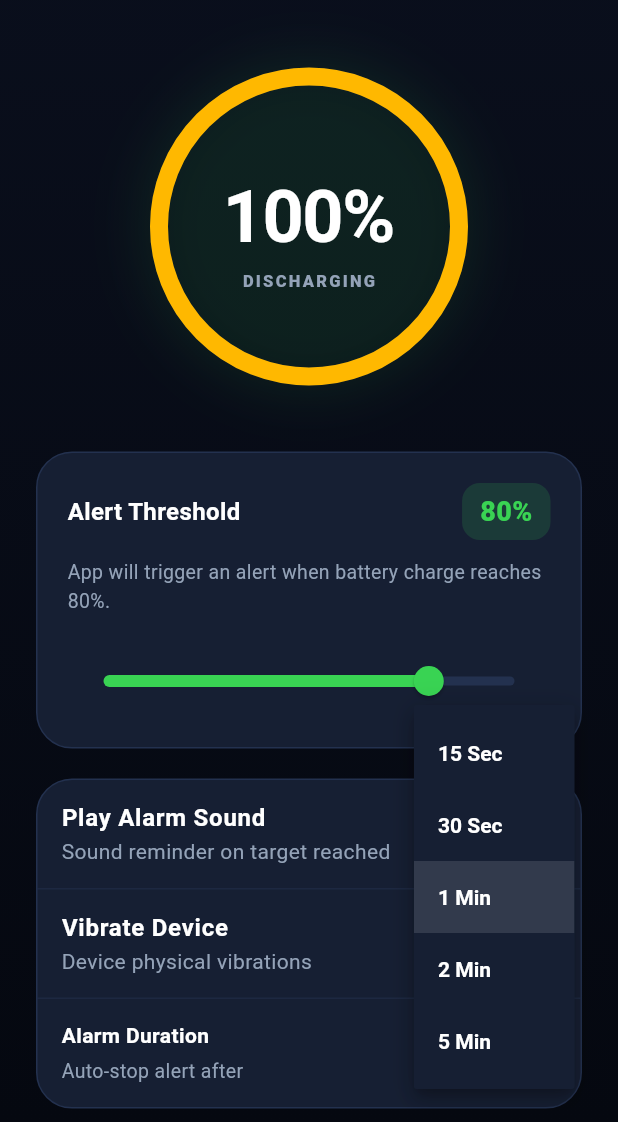
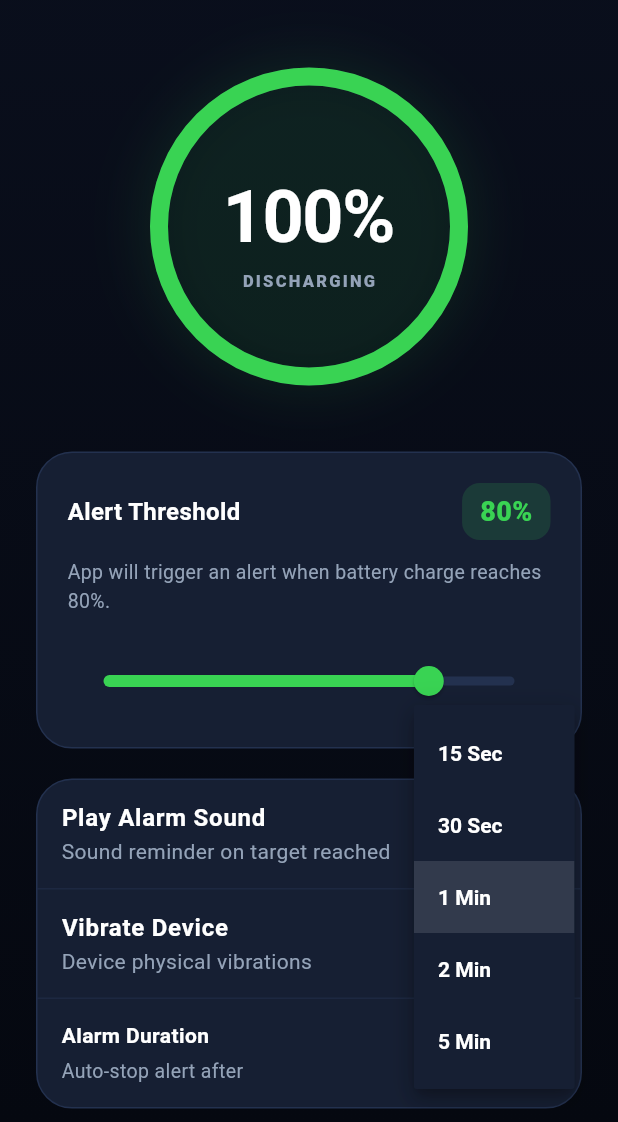
Before and after one commit to dgdevhub2412/charge_mate, a Flutter app: the screen it shows after launch, after a tap on "1 Min", on a phone screen of 412 x 824 dp, the part 114-1236 px from its top. Run offline on Flutter 3.47's test engine with Material 3 defaults, Android fonts, the phone set to English and light mode, and no system bars; our stand-ins replace audioplayers, battery_plus, file_picker, shared_preferences, vibration.

Commit message:
- update indicator color

```diff
--- a/lib/widgets/battery_indicator.dart
+++ b/lib/widgets/battery_indicator.dart
@@ -155,11 +155,10 @@ class BatteryPainter extends CustomPainter {
     Color progressColor;
     if (level < 20) {
       progressColor = AppColors.alert;
-    } else if (level < 80) {
+    } else {
       progressColor = AppColors.primary;
-    } else {
-      progressColor = AppColors.secondary;
     }
+
 
     if (isCharging) {
       progressPaint.shader = SweepGradient(
```
